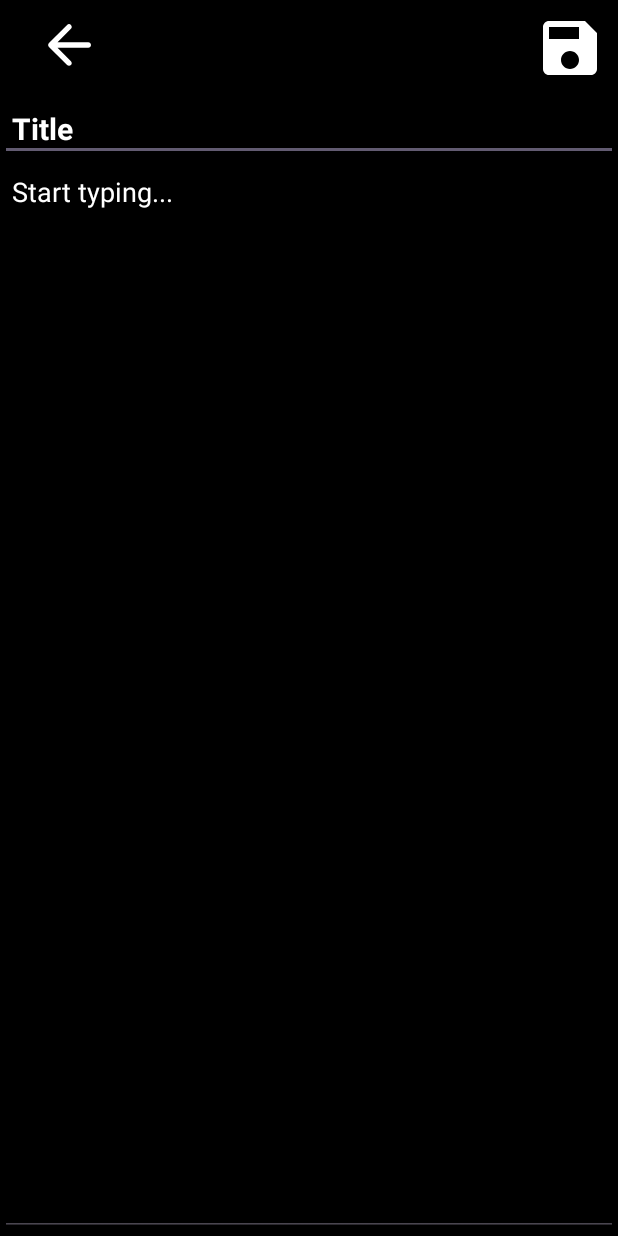
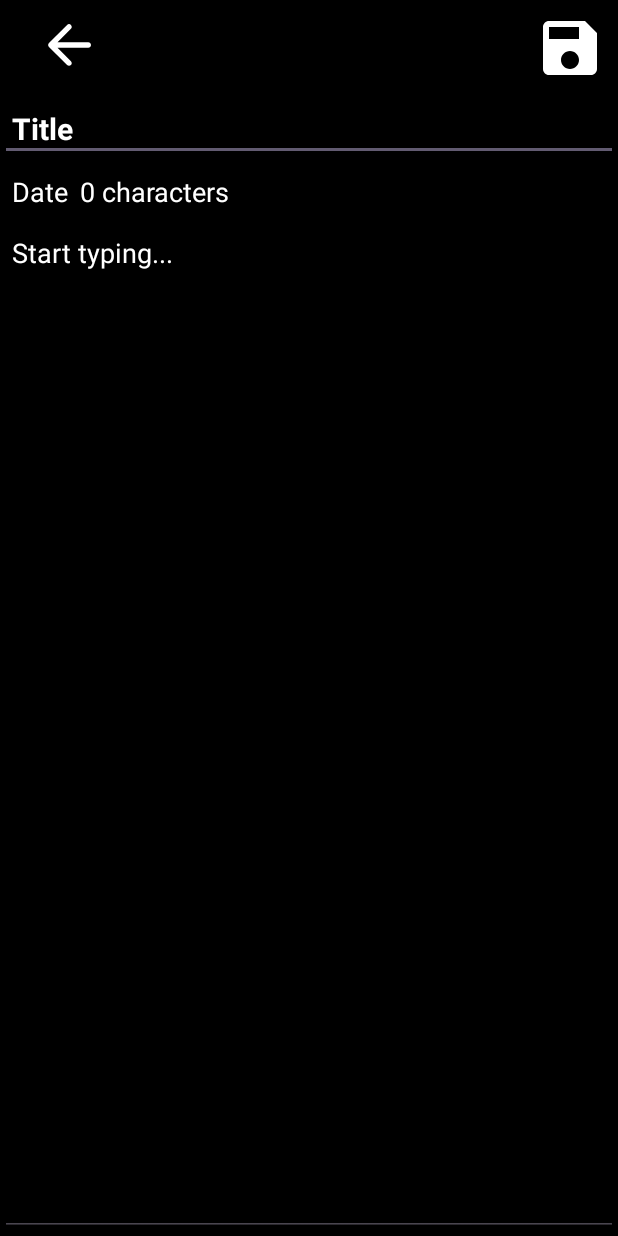
Before and after one commit to pruthiraj-11/Notes, an Android app: the layout activity_notes_adder.xml on its own in the app's theme, with its tools: preview values and no code run, on a phone screen of 412 x 824 dp. Run offline under Robolectric (Android 15) with nearby library versions, the light colour scheme and no system bars.

Commit message:
Not provided

```diff
--- a/app/src/main/res/layout/activity_notes_adder.xml
+++ b/app/src/main/res/layout/activity_notes_adder.xml
@@ -15,7 +15,6 @@
         <RelativeLayout
             android:layout_width="match_parent"
             android:layout_height="wrap_content">
-
             <ImageView
                 android:id="@+id/backbutton"
                 android:layout_width="60dp"
@@ -47,6 +46,31 @@
         android:layout_width="match_parent"
         android:layout_height="wrap_content"/>
 
+    <LinearLayout
+        android:layout_width="match_parent"
+        android:layout_height="wrap_content"
+        android:orientation="horizontal">
+
+        <TextView
+            android:id="@+id/curdateandtime"
+            android:layout_width="wrap_content"
+            android:layout_height="wrap_content"
+            android:padding="8dp"
+            android:text="Date"
+            android:textColor="@color/white"
+            android:textSize="18sp"
+            android:textStyle="normal" />
+
+        <TextView
+            android:id="@+id/charcnt"
+            android:layout_width="wrap_content"
+            android:layout_height="wrap_content"
+            android:layout_weight="1"
+            android:text="0 characters"
+            android:textColor="@color/white"
+            android:textSize="18sp"
+            android:textStyle="normal" />
+    </LinearLayout>
     <EditText
         android:id="@+id/editText_notes"
         android:layout_width="match_parent"
@@ -59,5 +83,4 @@
         android:textColorHint="@color/white"
         android:textSize="18sp"
         android:textStyle="normal" />
-
 </LinearLayout>
--- a/build.gradle
+++ b/build.gradle
@@ -4,6 +4,6 @@ buildscript {
     }
 }// Top-level build file where you can add configuration options common to all sub-projects/modules.
 plugins {
-    id 'com.android.application' version '8.0.2' apply false
-    id 'com.android.library' version '8.0.2' apply false
+    id 'com.android.application' version '8.1.0' apply false
+    id 'com.android.library' version '8.1.0' apply false
 }
```
Also changed, not shown: app/src/main/java/com/bunty/notes/NotesAdder.java (+17 -11 lines).
